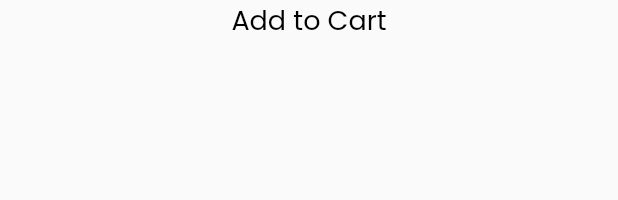
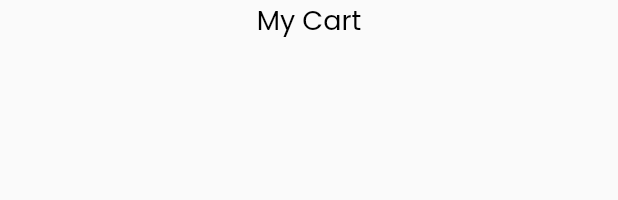
Before and after one commit to UmangKaklotar/food_delivery_app, a Flutter app: the AddCart widget shown alone on an empty page, opened directly, on a phone screen of 412 x 824 dp. Shown: the top 200 px of the screen. Run offline on Flutter 3.47's test engine with Material 2 defaults, Android fonts, the phone set to English and light mode, and no system bars; our stand-ins replace cloud_firestore, firebase_core, get, google_fonts; accounts and stored records are empty; network calls fail.

Commit message:
UK || 03/04/2023 || 09:31 PM

```diff
--- a/lib/View/add_cart.dart
+++ b/lib/View/add_cart.dart
@@ -20,7 +20,7 @@ class AddCart extends StatelessWidget {
             child: Column(
               children: [
                 Text(
-                  "Add to Cart",
+                  "My Cart",
                   style: TextStyle(fontSize: 18, color: MyColor.black),
                 ),
                 const SizedBox(height: 10,),
```
